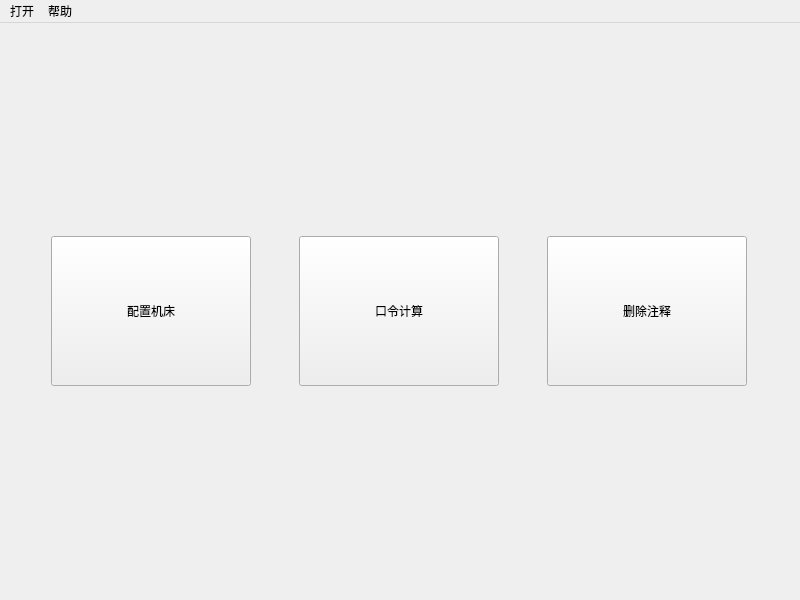
nie11kun/HorizonJuicerCreator, file horizonjuicercreator.ui: the form before one commit.
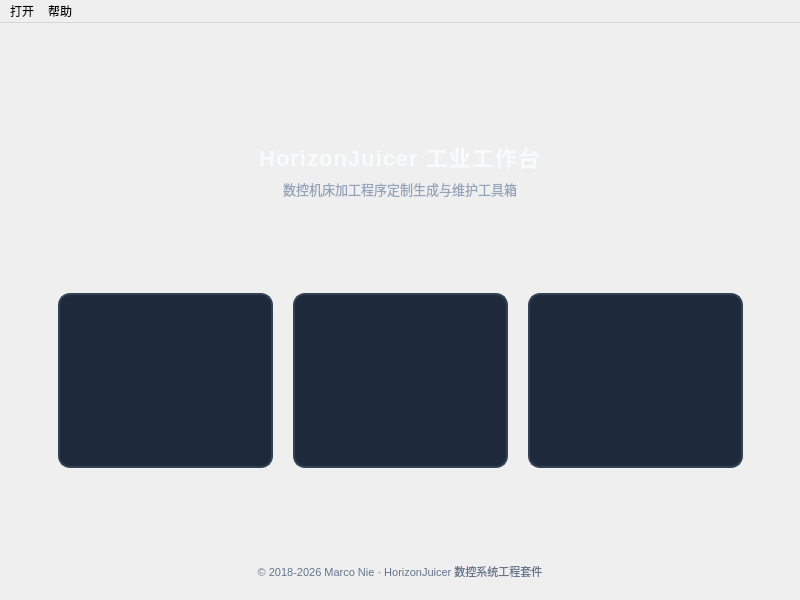
The form after the commit.

Diff of the .ui file:
```diff
--- a/horizonjuicercreator.ui
+++ b/horizonjuicercreator.ui
@@ -10,12 +10,6 @@
     <height>600</height>
    </rect>
   </property>
-  <property name="minimumSize">
-   <size>
-    <width>0</width>
-    <height>0</height>
-   </size>
-  </property>
   <property name="windowTitle">
    <string>HorizonJuicerCreator</string>
   </property>
@@ -26,49 +20,229 @@
      <height>581</height>
     </size>
    </property>
-   <layout class="QHBoxLayout" name="horizontalLayout">
+   <layout class="QVBoxLayout" name="mainVerticalLayout">
+    <property name="leftMargin">
+     <number>30</number>
+    </property>
+    <property name="topMargin">
+     <number>28</number>
+    </property>
+    <property name="rightMargin">
+     <number>30</number>
+    </property>
+    <property name="bottomMargin">
+     <number>20</number>
+    </property>
     <item>
-     <widget class="QPushButton" name="creatNewMachineButton">
-      <property name="minimumSize">
+     <spacer name="verticalSpacerTop">
+      <property name="orientation">
+       <enum>Qt::Vertical</enum>
+      </property>
+      <property name="sizeHint" stdset="0">
        <size>
-        <width>91</width>
+        <width>20</width>
+        <height>25</height>
+       </size>
+      </property>
+     </spacer>
+    </item>
+    <item>
+     <layout class="QVBoxLayout" name="bannerLayout">
+      <property name="spacing">
+       <number>6</number>
+      </property>
+      <item>
+       <widget class="QLabel" name="labelAppTitle">
+        <property name="font">
+         <font>
+          <pointsize>17</pointsize>
+          <bold>true</bold>
+         </font>
+        </property>
+        <property name="styleSheet">
+         <string notr="true">color: #f8fafc; font-size: 22px; font-weight: bold; letter-spacing: 1px;</string>
+        </property>
+        <property name="text">
+         <string>HorizonJuicer 工业工作台</string>
+        </property>
+        <property name="alignment">
+         <set>Qt::AlignCenter</set>
+        </property>
+       </widget>
+      </item>
+      <item>
+       <widget class="QLabel" name="labelAppSubtitle">
+        <property name="font">
+         <font>
+          <pointsize>10</pointsize>
+         </font>
+        </property>
+        <property name="styleSheet">
+         <string notr="true">color: #94a3b8; font-size: 13px;</string>
+        </property>
+        <property name="text">
+         <string>数控机床加工程序定制生成与维护工具箱</string>
+        </property>
+        <property name="alignment">
+         <set>Qt::AlignCenter</set>
+        </property>
+       </widget>
+      </item>
+     </layout>
+    </item>
+    <item>
+     <spacer name="verticalSpacerMid">
+      <property name="orientation">
+       <enum>Qt::Vertical</enum>
+      </property>
+      <property name="sizeHint" stdset="0">
+       <size>
+        <width>20</width>
         <height>30</height>
        </size>
       </property>
-      <property name="maximumSize">
-       <size>
-        <width>200</width>
-        <height>150</height>
-       </size>
+     </spacer>
+    </item>
+    <item>
+     <layout class="QHBoxLayout" name="cardsHorizontalLayout">
+      <property name="spacing">
+       <number>20</number>
       </property>
-      <property name="text">
-       <string>配置机床</string>
-      </property>
-     </widget>
+      <item>
+       <spacer name="horizontalSpacerLeft">
+        <property name="orientation">
+         <enum>Qt::Horizontal</enum>
+        </property>
+        <property name="sizeHint" stdset="0">
+         <size>
+          <width>20</width>
+          <height>20</height>
+         </size>
+        </property>
+       </spacer>
+      </item>
+      <item>
+       <widget class="QPushButton" name="creatNewMachineButton">
+        <property name="minimumSize">
+         <size>
+          <width>215</width>
+          <height>175</height>
+         </size>
+        </property>
+        <property name="maximumSize">
+         <size>
+          <width>215</width>
+          <height>175</height>
+         </size>
+        </property>
+        <property name="font">
+         <font>
+          <pointsize>11</pointsize>
+          <bold>true</bold>
+         </font>
+        </property>
+        <property name="styleSheet">
+         <string notr="true">QPushButton#creatNewMachineButton { background-color: #1e293b; color: #f8fafc; border: 1.5px solid #334155; border-radius: 12px; padding: 18px 12px; text-align: center; } QPushButton#creatNewMachineButton:hover { background-color: #1e3a8a; border: 1.5px solid #3b82f6; color: #ffffff; } QPushButton#creatNewMachineButton:pressed { background-color: #172554; }</string>
+        </property>
+        <property name="text">
+         <string></string>
+        </property>
+       </widget>
+      </item>
+      <item>
+       <widget class="QPushButton" name="passwordCaculateButton">
+        <property name="minimumSize">
+         <size>
+          <width>215</width>
+          <height>175</height>
+         </size>
+        </property>
+        <property name="maximumSize">
+         <size>
+          <width>215</width>
+          <height>175</height>
+         </size>
+        </property>
+        <property name="font">
+         <font>
+          <pointsize>11</pointsize>
+          <bold>true</bold>
+         </font>
+        </property>
+        <property name="styleSheet">
+         <string notr="true">QPushButton#passwordCaculateButton { background-color: #1e293b; color: #f8fafc; border: 1.5px solid #334155; border-radius: 12px; padding: 18px 12px; text-align: center; } QPushButton#passwordCaculateButton:hover { background-color: #064e3b; border: 1.5px solid #10b981; color: #ffffff; } QPushButton#passwordCaculateButton:pressed { background-color: #022c22; }</string>
+        </property>
+        <property name="text">
+         <string></string>
+        </property>
+       </widget>
+      </item>
+      <item>
+       <widget class="QPushButton" name="removeCommitsButton">
+        <property name="minimumSize">
+         <size>
+          <width>215</width>
+          <height>175</height>
+         </size>
+        </property>
+        <property name="maximumSize">
+         <size>
+          <width>215</width>
+          <height>175</height>
+         </size>
+        </property>
+        <property name="font">
+         <font>
+          <pointsize>11</pointsize>
+          <bold>true</bold>
+         </font>
+        </property>
+        <property name="styleSheet">
+         <string notr="true">QPushButton#removeCommitsButton { background-color: #1e293b; color: #f8fafc; border: 1.5px solid #334155; border-radius: 12px; padding: 18px 12px; text-align: center; } QPushButton#removeCommitsButton:hover { background-color: #78350f; border: 1.5px solid #f59e0b; color: #ffffff; } QPushButton#removeCommitsButton:pressed { background-color: #451a03; }</string>
+        </property>
+        <property name="text">
+         <string></string>
+        </property>
+       </widget>
+      </item>
+      <item>
+       <spacer name="horizontalSpacerRight">
+        <property name="orientation">
+         <enum>Qt::Horizontal</enum>
+        </property>
+        <property name="sizeHint" stdset="0">
+         <size>
+          <width>20</width>
+          <height>20</height>
+         </size>
+        </property>
+       </spacer>
+      </item>
+     </layout>
     </item>
     <item>
-     <widget class="QPushButton" name="passwordCaculateButton">
-      <property name="maximumSize">
+     <spacer name="verticalSpacerBottom">
+      <property name="orientation">
+       <enum>Qt::Vertical</enum>
+      </property>
+      <property name="sizeHint" stdset="0">
        <size>
-        <width>200</width>
-        <height>150</height>
+        <width>20</width>
+        <height>40</height>
        </size>
       </property>
-      <property name="text">
-       <string>口令计算</string>
-      </property>
-     </widget>
+     </spacer>
     </item>
     <item>
-     <widget class="QPushButton" name="removeCommitsButton">
-      <property name="maximumSize">
-       <size>
-        <width>200</width>
-        <height>150</height>
-       </size>
+     <widget class="QLabel" name="labelFooter">
+      <property name="styleSheet">
+       <string notr="true">color: #64748b; font-size: 11px;</string>
       </property>
       <property name="text">
-       <string>删除注释</string>
+       <string>© 2018-2026 Marco Nie · HorizonJuicer 数控系统工程套件</string>
+      </property>
+      <property name="alignment">
+       <set>Qt::AlignCenter</set>
       </property>
      </widget>
     </item>
```
Left out of the diff: 11 changed lines with no effect on the pictures.
